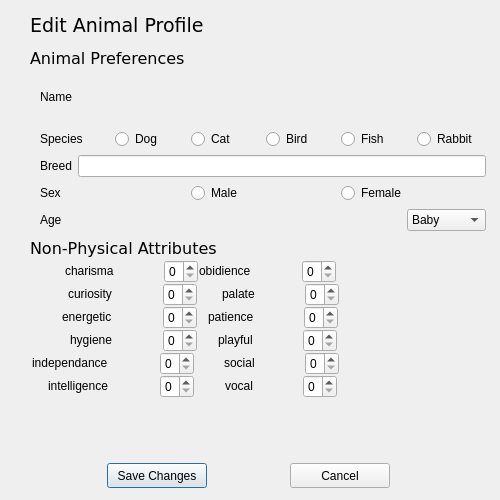
Before: the Qt Designer form editanimal.ui in ColeMacdonald1709/comp3004, drawn with Qt 5.
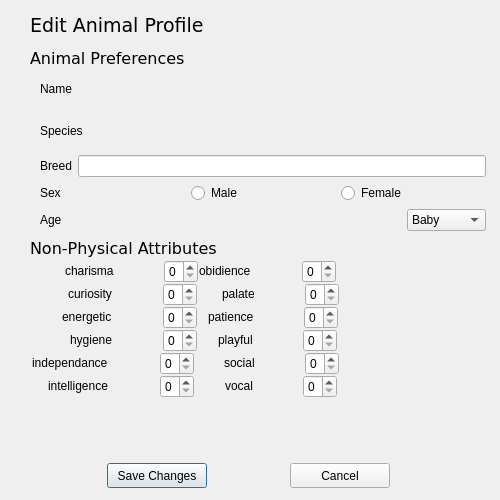
After: the same form once the commit is applied.

```diff
--- a/editanimal.ui
+++ b/editanimal.ui
@@ -84,37 +84,9 @@
        </widget>
       </item>
       <item>
-       <widget class="QRadioButton" name="radDog">
+       <widget class="QLabel" name="txt_species">
         <property name="text">
-         <string>Dog</string>
-        </property>
-       </widget>
-      </item>
-      <item>
-       <widget class="QRadioButton" name="radCat">
-        <property name="text">
-         <string>Cat</string>
-        </property>
-       </widget>
-      </item>
-      <item>
-       <widget class="QRadioButton" name="radBird">
-        <property name="text">
-         <string>Bird</string>
-        </property>
-       </widget>
-      </item>
-      <item>
-       <widget class="QRadioButton" name="radFish">
-        <property name="text">
-         <string>Fish</string>
-        </property>
-       </widget>
-      </item>
-      <item>
-       <widget class="QRadioButton" name="radRabbit">
-        <property name="text">
-         <string>Rabbit</string>
+         <string/>
         </property>
        </widget>
       </item>
```
